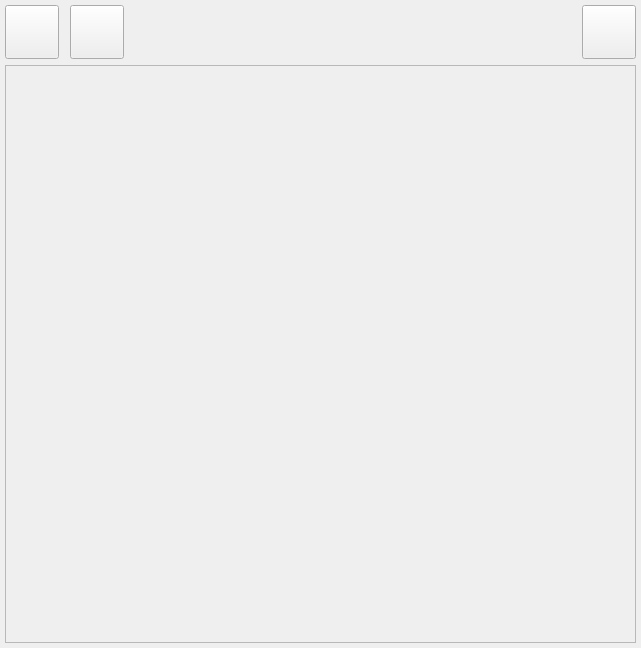
Qt form python2.7libs/CacheManager/ui/gui.ui (takavfx/Bento) before a commit.
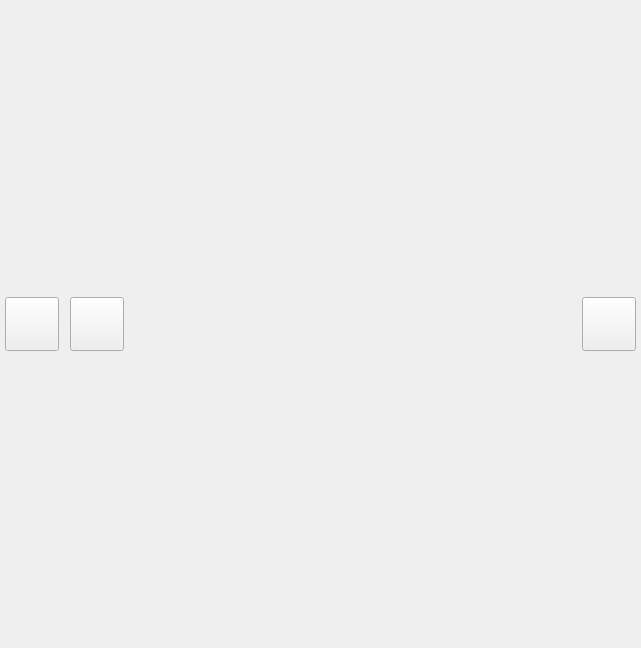
The same form after that commit.

Patch:
```diff
--- a/python2.7libs/CacheManager/ui/gui.ui
+++ b/python2.7libs/CacheManager/ui/gui.ui
@@ -150,29 +150,11 @@
     </layout>
    </item>
    <item>
-    <widget class="QFrame" name="frame">
-     <property name="sizePolicy">
-      <sizepolicy hsizetype="Expanding" vsizetype="Expanding">
-       <horstretch>0</horstretch>
-       <verstretch>0</verstretch>
-      </sizepolicy>
-     </property>
-     <property name="frameShape">
-      <enum>QFrame::StyledPanel</enum>
-     </property>
-     <property name="frameShadow">
-      <enum>QFrame::Raised</enum>
-     </property>
-     <layout class="QVBoxLayout" name="verticalLayout_3">
-      <item>
        <layout class="QVBoxLayout" name="treeWidgetLayout">
         <property name="spacing">
          <number>-1</number>
         </property>
        </layout>
-      </item>
-     </layout>
-    </widget>
    </item>
   </layout>
  </widget>
```
Lines whose indentation alone changed are shown as unchanged.
